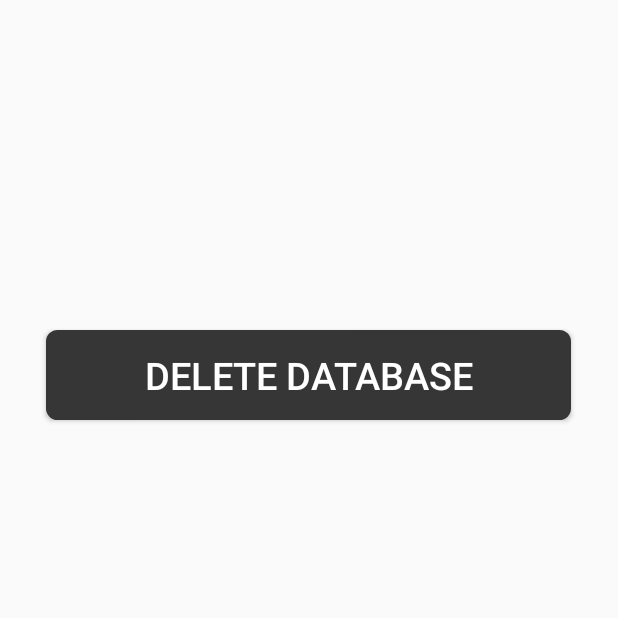
After one commit to AgiBla/Encrypt, an Android app: the SettingsActivity screen opened directly, with no data from a screen before it, on a phone screen of 412 x 824 dp, the top half of it. The commit adds this screen. Run offline under Robolectric (Android 15) with nearby library versions, the phone set to English and light mode, and no system bars.

Commit message:
Added settings activity Fixed typo Added menu Edited Readme

```diff
--- a/app/src/main/AndroidManifest.xml
+++ b/app/src/main/AndroidManifest.xml
@@ -23,6 +23,7 @@
         <activity android:name=".EncryptFile"> </activity>
         <activity android:name=".DecryptFile"> </activity>
         <activity android:name=".FileList"> </activity>
+        <activity android:name=".SettingsActivity"> </activity>
     </application>
 
 </manifest>
--- /dev/null
+++ b/app/src/main/java/cs/ut/ee/fileencryption/SettingsActivity.kt
@@ -0,0 +1,11 @@
+package cs.ut.ee.fileencryption
+
+import android.os.Bundle
+import androidx.appcompat.app.AppCompatActivity
+
+class SettingsActivity : AppCompatActivity() {
+    override fun onCreate(savedInstanceState: Bundle?) {
+        super.onCreate(savedInstanceState)
+        setContentView(R.layout.activity_settings)
+    }
+}
--- /dev/null
+++ b/app/src/main/res/layout/activity_settings.xml
@@ -0,0 +1,27 @@
+<?xml version="1.0" encoding="utf-8"?>
+<androidx.constraintlayout.widget.ConstraintLayout xmlns:android="http://schemas.android.com/apk/res/android"
+    xmlns:app="http://schemas.android.com/apk/res-auto"
+    xmlns:tools="http://schemas.android.com/tools"
+    android:layout_width="match_parent"
+    android:layout_height="match_parent"
+    tools:context=".SettingsActivity">
+
+    <Button
+        android:id="@+id/encryptButton"
+        android:layout_width="350dp"
+        android:layout_height="60dp"
+
+        android:layout_marginTop="100dp"
+        android:layout_marginBottom="544dp"
+        android:background="@drawable/buttonshape"
+        android:text="Delete Database"
+        android:textColor="#FFFFFF"
+        android:textSize="25sp"
+        app:layout_constraintBottom_toBottomOf="parent"
+        app:layout_constraintEnd_toEndOf="parent"
+        app:layout_constraintHorizontal_bias="0.491"
+        app:layout_constraintStart_toStartOf="parent"
+        app:layout_constraintTop_toBottomOf="@+id/my_toolbar" />
+
+
+</androidx.constraintlayout.widget.ConstraintLayout>
```
Also changed, not shown: app/src/main/java/cs/ut/ee/fileencryption/MainActivity.kt (+15 -0 lines), app/src/main/res/menu/main_menu.xml (added, +8 -0 lines), 2 other files.
